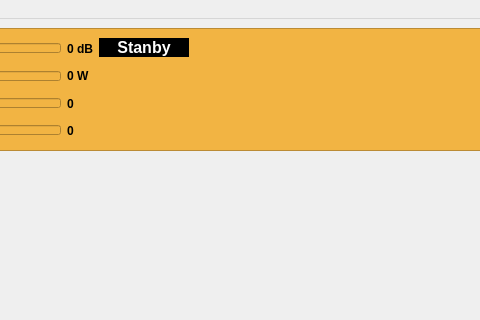
First picture: the form in mainwindow.ui, repository eloranta/HamVibe, before the edit; both pictures show x 144 to 624 and y 0 to 320 of the 873 by 600 pixel window.
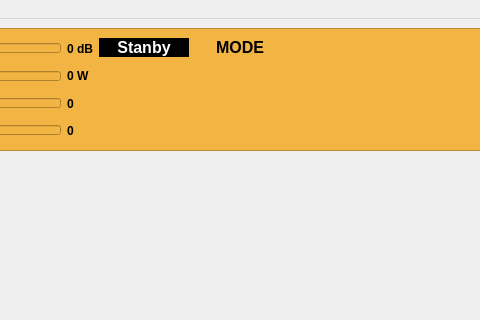
Second picture: the form after the edit.

Commit message: add mode button

The edit to the form file:
```diff
--- a/mainwindow.ui
+++ b/mainwindow.ui
@@ -472,6 +472,57 @@
            </item>
           </layout>
          </item>
+         <item>
+          <layout class="QVBoxLayout" name="verticalLayout_2">
+           <item>
+            <widget class="QLabel" name="modeLabel">
+             <property name="sizePolicy">
+              <sizepolicy hsizetype="Fixed" vsizetype="Preferred">
+               <horstretch>0</horstretch>
+               <verstretch>0</verstretch>
+              </sizepolicy>
+             </property>
+             <property name="minimumSize">
+              <size>
+               <width>90</width>
+               <height>0</height>
+              </size>
+             </property>
+             <property name="maximumSize">
+              <size>
+               <width>90</width>
+               <height>16777215</height>
+              </size>
+             </property>
+             <property name="font">
+              <font>
+               <pointsize>12</pointsize>
+               <bold>true</bold>
+              </font>
+             </property>
+             <property name="text">
+              <string>MODE</string>
+             </property>
+             <property name="alignment">
+              <set>Qt::AlignmentFlag::AlignCenter</set>
+             </property>
+            </widget>
+           </item>
+           <item>
+            <spacer name="verticalSpacer_3">
+             <property name="orientation">
+              <enum>Qt::Orientation::Vertical</enum>
+             </property>
+             <property name="sizeHint" stdset="0">
+              <size>
+               <width>20</width>
+               <height>40</height>
+              </size>
+             </property>
+            </spacer>
+           </item>
+          </layout>
+         </item>
          <item>
           <spacer name="horizontalSpacer">
            <property name="orientation">
```
The commit also changes 3 other files.
